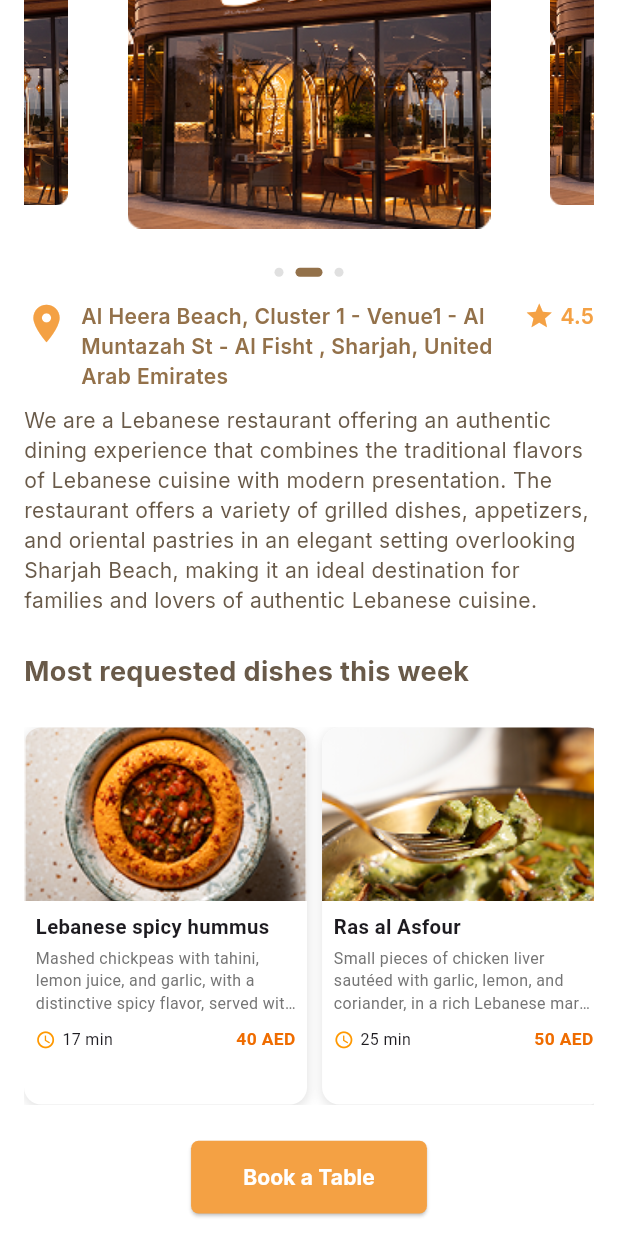
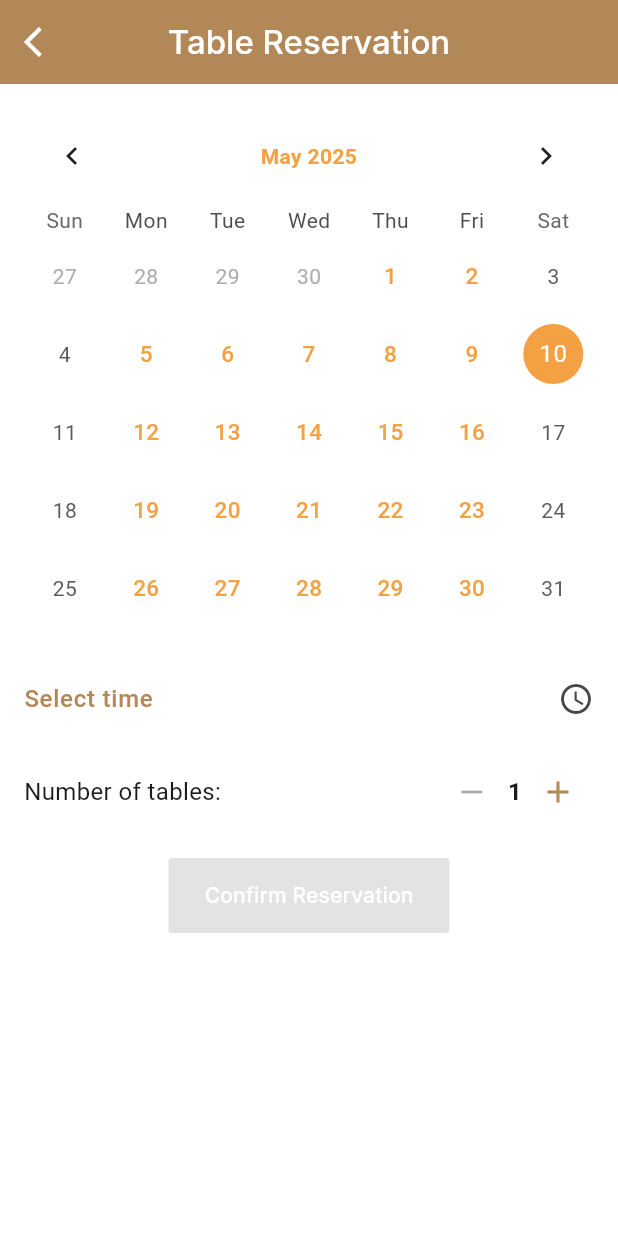
Before and after one commit to osos2511/SeatMe, a Flutter app: the ReviewScreen screen opened by its route, scrolled down 288 dp, after a tap on "Book a Table", on a phone screen of 412 x 824 dp. Run offline on Flutter 3.47's test engine with Material 3 defaults, Android fonts, the phone set to English and light mode, and no system bars; drawn by our look-alikes of carousel_slider, smooth_page_indicator, table_calendar; our stand-ins replace flutter_screenutil, google_fonts, pin_code_fields, shared_preferences; accounts and stored records are empty.

Commit message:
+reserve-table tab

```diff
--- a/lib/core/routes_manager.dart
+++ b/lib/core/routes_manager.dart
@@ -5,6 +5,7 @@ import 'package:seatme/presentation/screens/auth/reset_password.dart';
 import 'package:seatme/presentation/screens/auth/sign_in.dart';
 import 'package:seatme/presentation/screens/auth/sign_up.dart';
 import 'package:seatme/presentation/screens/main_screen/tabs/home/review.dart';
+import 'package:seatme/presentation/screens/main_screen/tabs/home/table_reservation.dart';
 import 'package:seatme/presentation/screens/main_screen/tabs/main_tabs.dart';
 import 'package:seatme/presentation/screens/onBoarding/onBoarding.dart';
 
@@ -19,6 +20,8 @@ class RoutesManager {
   static const String onBoardingRoute = '/onBoarding';
     static const String mainTabsRoute = '/mainTabs';
     static const String reviewRoute = '/reviewww';
+    static const String reservationTableRoute = '/reserveTable';
+
 
 
 
@@ -65,8 +68,9 @@ class RoutesManager {
         return MaterialPageRoute(
           builder: (context) => ReviewScreen(),);
       }
-
-
+      case reservationTableRoute:{
+        return MaterialPageRoute(builder: (context) => TableReservation(),);
+      }
     }
     return null;
 
--- a/lib/main.dart
+++ b/lib/main.dart
@@ -20,7 +20,7 @@ class MyApp extends StatelessWidget {
         return MaterialApp(
           theme: ThemeData(scaffoldBackgroundColor:  Colors.white,appBarTheme: AppBarTheme(color: Colors.white)),
       debugShowCheckedModeBanner: false,
-      initialRoute: RoutesManager.mainTabsRoute,
+      initialRoute: RoutesManager.reservationTableRoute,
       onGenerateRoute: RoutesManager.router,
     );
   });
--- a/lib/presentation/screens/main_screen/tabs/home/review.dart
+++ b/lib/presentation/screens/main_screen/tabs/home/review.dart
@@ -2,6 +2,7 @@ import 'package:carousel_slider/carousel_slider.dart';
 import 'package:flutter/material.dart';
 import 'package:flutter_screenutil/flutter_screenutil.dart';
 import 'package:google_fonts/google_fonts.dart';
+import 'package:seatme/core/routes_manager.dart';
 import 'package:seatme/presentation/screens/main_screen/tabs/home/widgets/most_requested_card.dart';
 import 'package:smooth_page_indicator/smooth_page_indicator.dart';
 
@@ -242,7 +243,9 @@ class _ReviewScreenState extends State<ReviewScreen> {
                       borderRadius: BorderRadius.circular(5),
                     )
                   ),
-                    onPressed: (){}, child: Text('Book a Table',style: GoogleFonts.inter(
+                    onPressed: (){
+                    Navigator.pushNamed(context, RoutesManager.reservationTableRoute);
+                    }, child: Text('Book a Table',style: GoogleFonts.inter(
                   fontWeight: FontWeight.w700,
                   color: Colors.white
 
--- /dev/null
+++ b/lib/presentation/screens/main_screen/tabs/home/table_reservation.dart
@@ -0,0 +1,191 @@
+import 'package:flutter/material.dart';
+import 'package:google_fonts/google_fonts.dart';
+import 'package:table_calendar/table_calendar.dart';
+
+import '../../../../../core/theme/colors.dart';
+
+
+
+class TableReservation extends StatefulWidget {
+  const TableReservation({super.key});
+
+  @override
+  _TableReservationState createState() => _TableReservationState();
+}
+
+class _TableReservationState extends State<TableReservation> {
+  DateTime? selectedDate;
+  TimeOfDay? selectedTime;
+  int numberOfTables = 1;
+
+  DateTime? _focusedDay;
+  DateTime _selectedDay = DateTime.now();
+
+  Future<void> _selectTime(BuildContext context) async {
+    final TimeOfDay? picked = await showTimePicker(
+      context: context,
+      initialTime: selectedTime ?? TimeOfDay.now(),
+      initialEntryMode: TimePickerEntryMode.input,
+    );
+    if (picked != null) {
+      setState(() => selectedTime = picked);
+    }
+  }
+
+  void _confirmReservation() {
+    if (selectedDate != null && selectedTime != null) {
+      final formattedDate =
+          "${selectedDate!.day}/${selectedDate!.month}/${selectedDate!.year}";
+      final formattedTime = selectedTime!.format(context);
+
+      ScaffoldMessenger.of(context).showSnackBar(
+        SnackBar(
+          content: Text(
+            '$numberOfTables table(s) reserved on $formattedDate at $formattedTime',
+          ),
+        ),
+      );
+    } else {
+      ScaffoldMessenger.of(context).showSnackBar(
+        const SnackBar(content: Text('Please select a date and time')),
+      );
+    }
+  }
+
+  @override
+  Widget build(BuildContext context) {
+    return Scaffold(
+      appBar: AppBar(
+        leading: IconButton(onPressed: (){}, icon: Icon(Icons.arrow_back_ios,color: Colors.white,)),
+        title:  Text('Table Reservation',style: GoogleFonts.inter(color:Colors.white,fontWeight: FontWeight.w500),),
+        centerTitle: true,
+
+        backgroundColor: ColorApp.primaryColor,
+      ),
+      body: Padding(
+        padding: const EdgeInsets.all(16.0),
+        child: Column(
+          children: [
+            // 1. Calendar (Date Picker)
+            TableCalendar(
+              daysOfWeekHeight: 22,
+              focusedDay: _focusedDay ?? _selectedDay,
+              firstDay: DateTime.utc(2000, 1, 1),
+              lastDay: DateTime.utc(2100, 12, 31),
+              calendarFormat: CalendarFormat.month,
+              selectedDayPredicate: (day) => isSameDay(_selectedDay, day),
+              calendarStyle: const CalendarStyle(
+                defaultTextStyle: TextStyle(
+                  fontSize: 15,
+                  fontWeight: FontWeight.w500,
+                  color: ColorApp.secondaryColor1,
+                ),
+                todayDecoration: BoxDecoration(
+                  color: ColorApp.secondaryColor1,
+                  shape: BoxShape.circle,
+                ),
+                selectedDecoration: BoxDecoration(
+                  color: ColorApp.secondaryColor1,
+                  shape: BoxShape.circle,
+                ),
+              ),
+              headerStyle: const HeaderStyle(
+                titleTextStyle: TextStyle(
+                  color: ColorApp.secondaryColor1,
+                  fontWeight: FontWeight.w600,
+                ),
+                titleCentered: true,
+                formatButtonVisible: false,
+              ),
+              onDaySelected: (selectedDay, focusedDay) {
+                setState(() {
+                  _selectedDay = selectedDay;
+                  _focusedDay = focusedDay;
+                  selectedDate = selectedDay;
+                });
+              },
+            ),
+
+            const SizedBox(height: 20),
+
+            // 2. Select time
+            ListTile(
+              contentPadding: EdgeInsets.only(left: 0),
+              title: Text(
+                selectedTime == null ? 'Select time' : selectedTime!.format(context),
+                style: TextStyle(
+                  color: ColorApp.primaryColor,
+                  fontSize: 16,
+                  fontWeight: FontWeight.w500,
+                ),
+              ),
+              trailing: const Icon(Icons.access_time),
+              onTap: () => _selectTime(context),
+            ),
+
+            const SizedBox(height: 10),
+
+            // 3. Number of tables
+            Row(
+              mainAxisAlignment: MainAxisAlignment.spaceBetween,
+              children: [
+                const Text('Number of tables:', style: TextStyle(fontSize: 16)),
+                Row(
+                  children: [
+                    IconButton(
+                      icon: const Icon(Icons.remove),
+                      color: ColorApp.primaryColor,
+                      onPressed: numberOfTables > 1
+                          ? () {
+                        setState(() {
+                          numberOfTables--;
+                        });
+                      }
+                          : null,
+                    ),
+                    Text(
+                      '$numberOfTables',
+                      style: const TextStyle(
+                        fontSize: 16,
+                        fontWeight: FontWeight.bold,
+                      ),
+                    ),
+                    IconButton(
+                      icon: const Icon(Icons.add),
+                      color: ColorApp.primaryColor,
+                      onPressed: numberOfTables < 10
+                          ? () {
+                        setState(() {
+                          numberOfTables++;
+                        });
+                      }
+                          : null,
+                    ),
+                  ],
+                ),
+              ],
+            ),
+
+            const SizedBox(height: 20),
+
+            // Confirm button
+            ElevatedButton(
+              style: ElevatedButton.styleFrom(
+                minimumSize: Size(120, 50),
+                shape: RoundedRectangleBorder(
+                  borderRadius: BorderRadius.circular(2)
+                ),
+                backgroundColor: ColorApp.primaryColor,
+                foregroundColor: Colors.grey,
+              ),
+              onPressed: (selectedDate != null && selectedTime != null)
+                  ? _confirmReservation
+                  : null,
+              child:  Text('Confirm Reservation',style: GoogleFonts.inter(fontWeight: FontWeight.w500,color: Colors.white),),
+            ),
+          ],
+        ),
+      ),
+    );
+  }
+}
--- a/pubspec.yaml
+++ b/pubspec.yaml
@@ -16,7 +16,7 @@ publish_to: 'none' # Remove this line if you wish to publish to pub.dev
 # https://developer.apple.com/library/archive/documentation/General/Reference/InfoPlistKeyReference/Articles/CoreFoundationKeys.html
 # In Windows, build-name is used as the major, minor, and patch parts
 # of the product and file versions while build-number is used as the build suffix.
-version: 1.0.0+3
+version: 1.0.0+4
 
 environment:
   sdk: ^3.7.0
@@ -37,6 +37,7 @@ dependencies:
   pin_code_fields: ^8.0.1
   shared_preferences: ^2.5.3
   smooth_page_indicator: ^1.2.1
+  table_calendar: ^3.2.0
 
 dev_dependencies:
   flutter_lints: ^5.0.0
```
Also changed, not shown: pubspec.lock.
